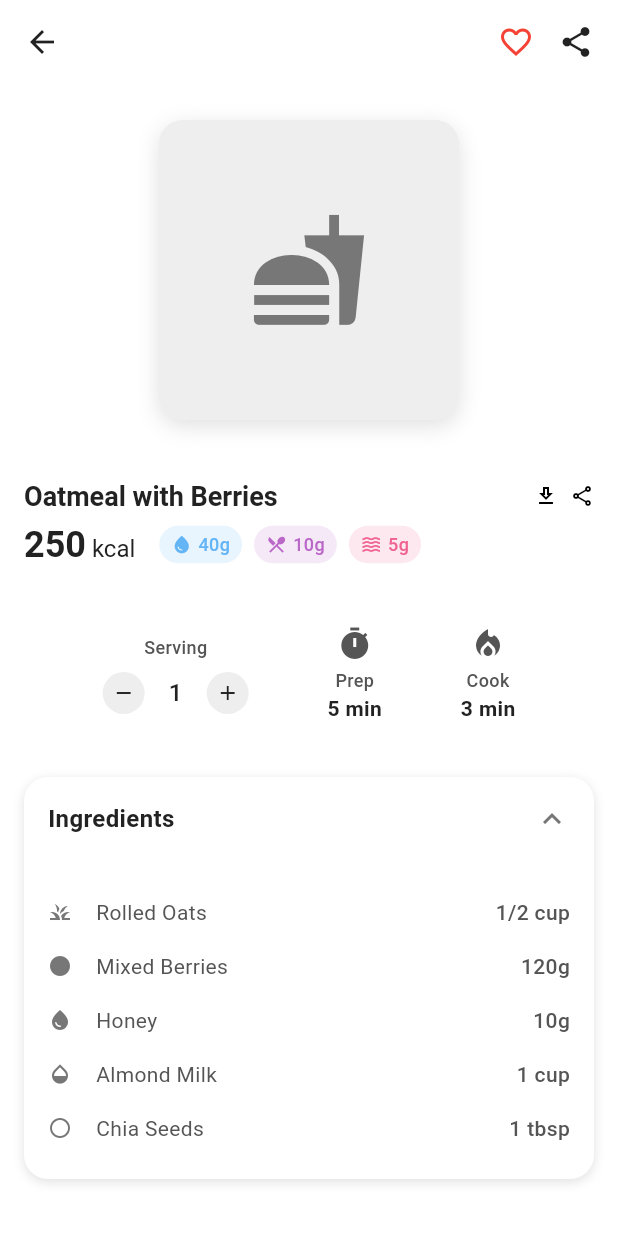
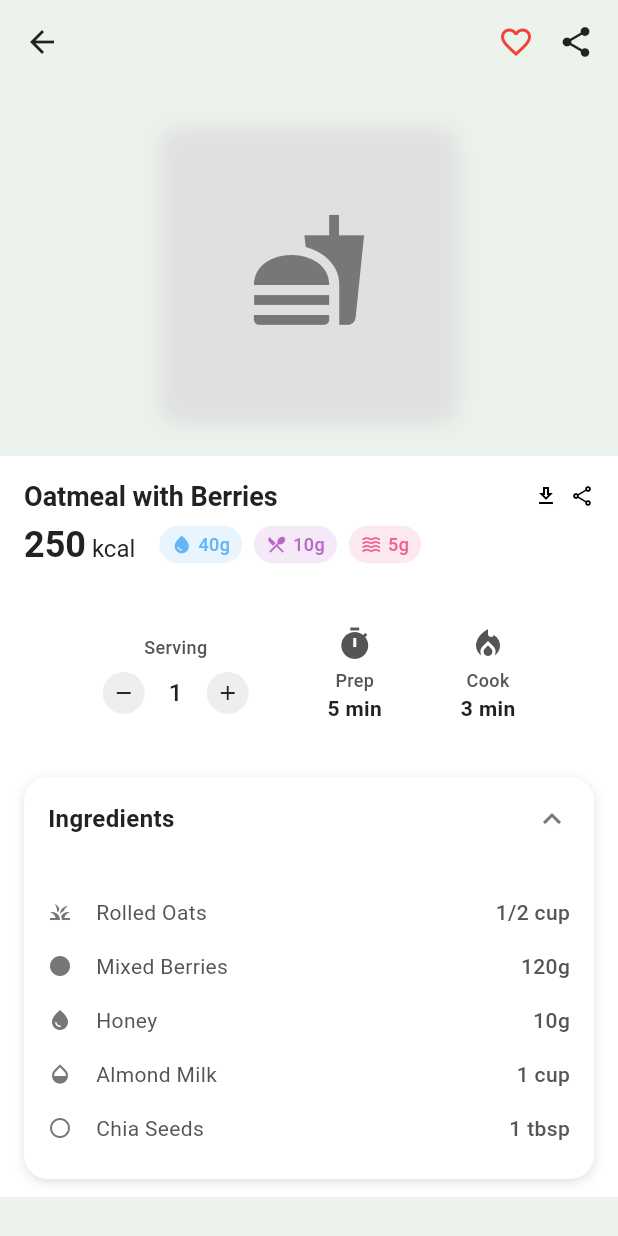
Before and after one commit to mukilan1/Ui_Yuvilabs, a Flutter app: the MealDetailPage screen opened by its route, on a phone screen of 412 x 824 dp. Run offline on Flutter 3.47's test engine with Material 3 defaults, Android fonts, the phone set to English and light mode, and no system bars; our stand-ins replace flutter_material_design_icons; Roboto replaces fonts that are missing (Nunito).

Commit message:
Update meal detail UI background and section styling
Changed the page background color to a light green shade and wrapped the main content sections in a white container for improved visual separation. Also set the food image background to transparent for a cleaner look.

```diff
--- a/health_diet_app/lib/screens/meal_detail.dart
+++ b/health_diet_app/lib/screens/meal_detail.dart
@@ -30,7 +30,7 @@ class _MealDetailPageState extends State<MealDetailPage> {
         };
 
     return Scaffold(
-      backgroundColor: AppColors.white,
+      backgroundColor: const Color(0xFFEBF3EC),
       body: SafeArea(
         child: SingleChildScrollView(
           child: Column(
@@ -39,8 +39,9 @@ class _MealDetailPageState extends State<MealDetailPage> {
               const SizedBox(height: AppConstants.spacingLarge),
               _buildFoodImage(),
               const SizedBox(height: AppConstants.spacingLarge),
-              // Combined content sections without container
-              Column(
+              Container(
+                color: Colors.white,
+                child: Column(
                   children: [
                     _buildMealInfoContent(meal),
                     const SizedBox(height: AppConstants.spacingLarge),
@@ -48,6 +49,7 @@ class _MealDetailPageState extends State<MealDetailPage> {
                     const SizedBox(height: AppConstants.spacingLarge),
                     _buildIngredientsSectionContent(),
                   ],
+                ),
               ),
               const SizedBox(height: AppConstants.spacingLarge),
             ],
@@ -103,7 +105,7 @@ class _MealDetailPageState extends State<MealDetailPage> {
       width: AppConstants.foodImageLarge,
       height: AppConstants.foodImageLarge,
       decoration: BoxDecoration(
-        color: AppColors.lightGrey,
+        color: Colors.transparent,
         borderRadius: BorderRadius.circular(AppConstants.radiusMedium),
         boxShadow: const [AppShadows.imageShadow],
       ),
```
Lines whose indentation alone changed are shown as unchanged.
